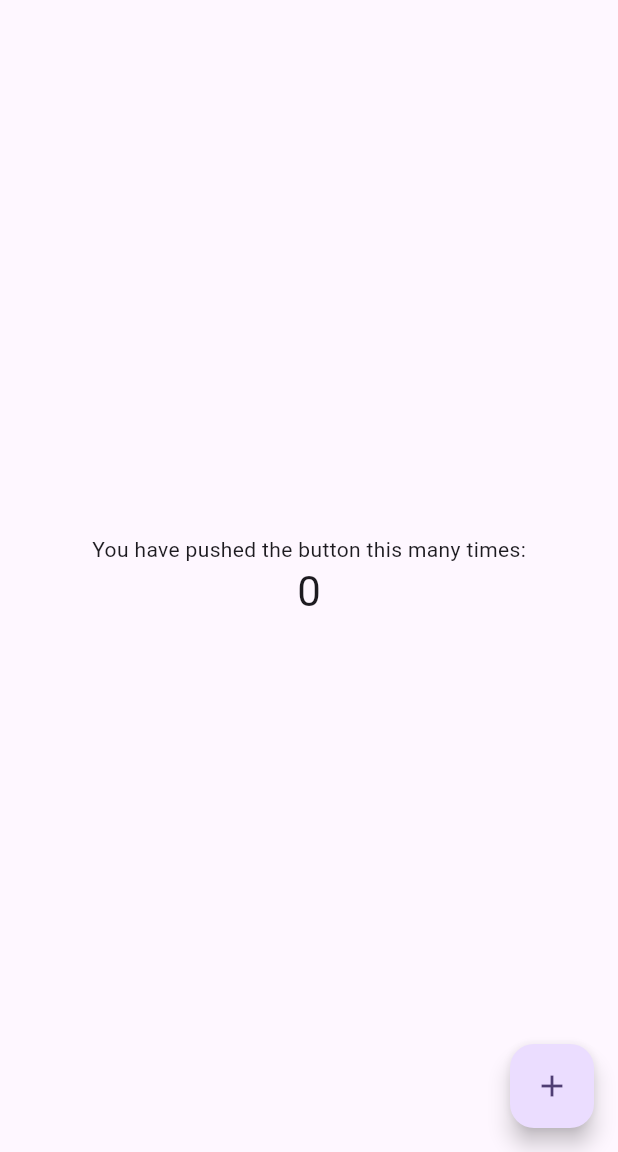
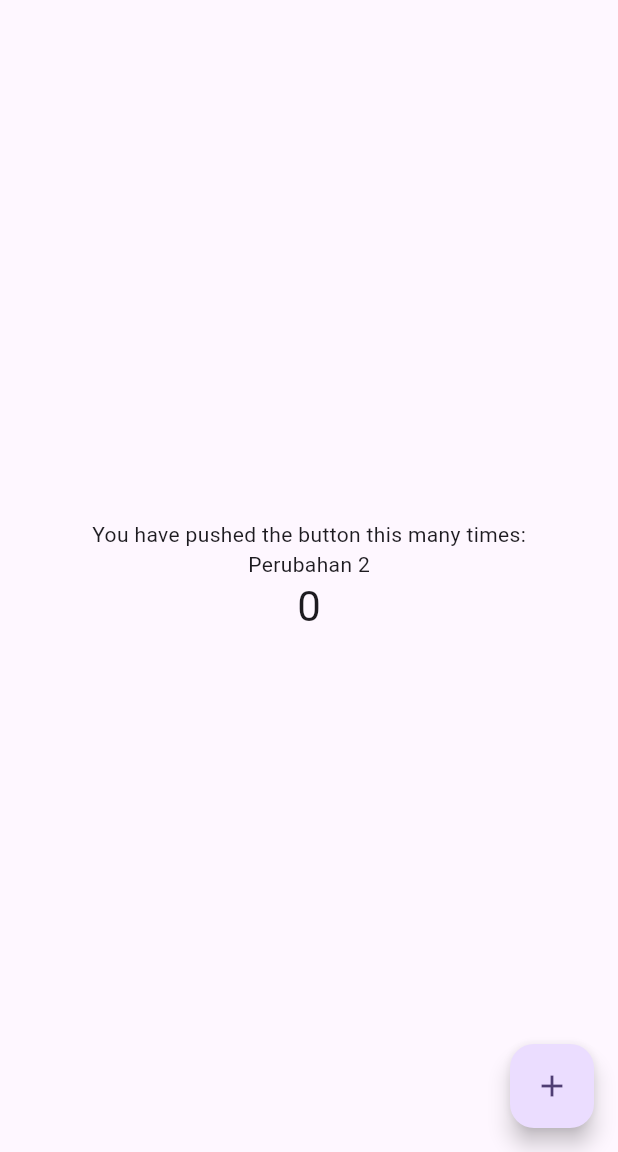
Before and after one commit to nikenlis/belajar-CI, a Flutter app: the screen it shows after launch, on a phone screen of 412 x 824 dp, the part 84-1236 px from its top. Run offline on Flutter 3.47's test engine with Material 3 defaults, Android fonts, the phone set to English and light mode, and no system bars.

Commit message:
Update dari perubahan-2

```diff
--- a/lib/main.dart
+++ b/lib/main.dart
@@ -53,6 +53,9 @@ class _MyHomePageState extends State<MyHomePage> {
               'You have pushed the button this many times:',
             ),
             Text(
+              'Perubahan 2',
+            ),
+            Text(
               '$_counter',
               style: Theme.of(context).textTheme.headlineMedium,
             ),
```
